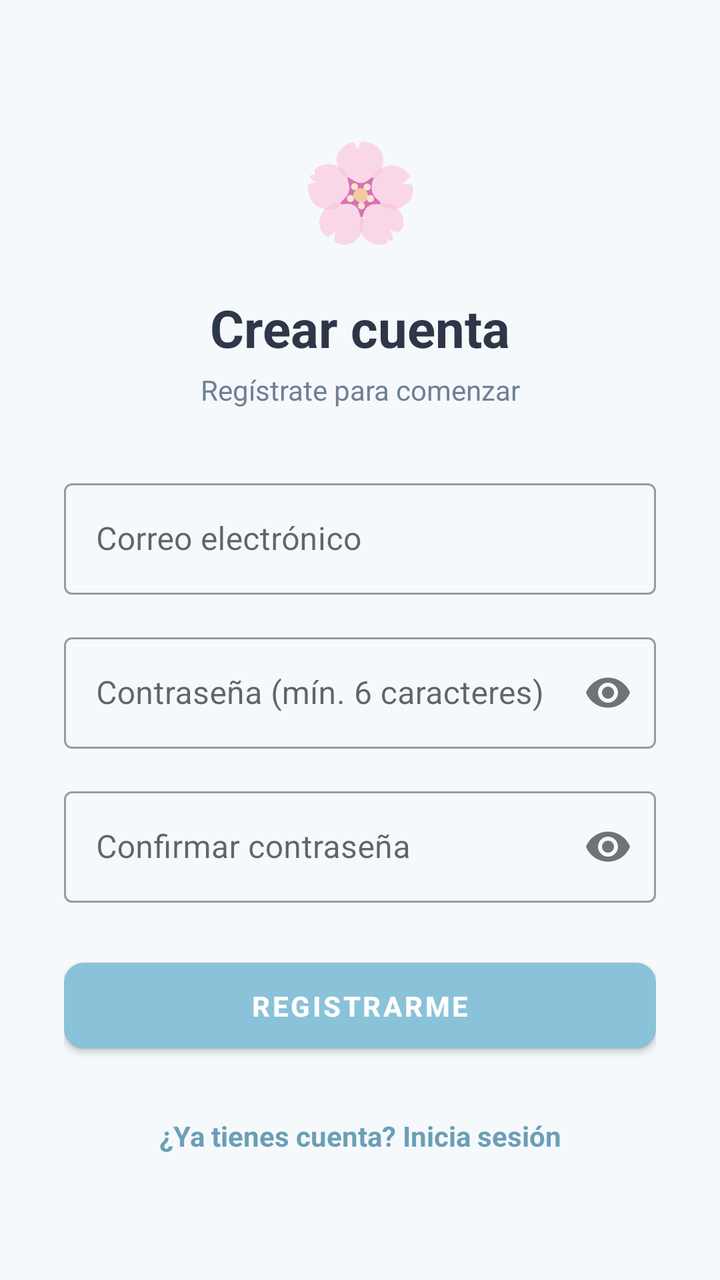
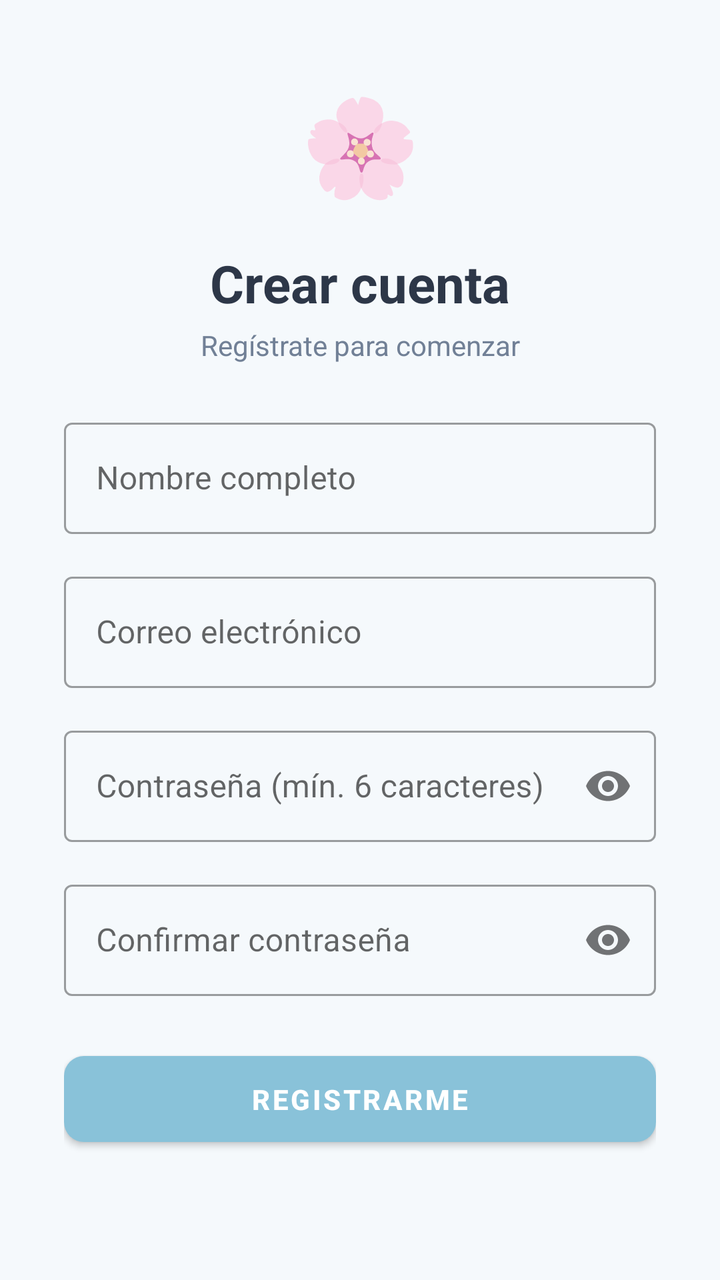

Screens rendered from an Android XML layout before and after an edit, with the pre-edit source and the edit as a unified diff.
<!-- AndroidManifest.xml: application theme Theme.MaterialComponents.DayNight.NoActionBar -->
<!-- res/layout/activity_registro.xml -->
<?xml version="1.0" encoding="utf-8"?>
<LinearLayout xmlns:android="http://schemas.android.com/apk/res/android"
    xmlns:app="http://schemas.android.com/apk/res-auto"
    android:layout_width="match_parent"
    android:layout_height="match_parent"
    android:orientation="vertical"
    android:padding="32dp"
    android:gravity="center"
    android:background="@color/colorFondo">

    <TextView
        android:layout_width="80dp"
        android:layout_height="80dp"
        android:text="🌸"
        android:textSize="48dp"
        android:gravity="center"
        android:layout_marginBottom="12dp"/>

    <TextView
        android:layout_width="match_parent"
        android:layout_height="wrap_content"
        android:text="Crear cuenta"
        android:textSize="26sp"
        android:textStyle="bold"
        android:gravity="center"
        android:textColor="@color/textPrimary"
        android:layout_marginBottom="4dp"/>

    <TextView
        android:layout_width="match_parent"
        android:layout_height="wrap_content"
        android:text="Regístrate para comenzar"
        android:textSize="14sp"
        android:gravity="center"
        android:textColor="@color/textSecondary"
        android:layout_marginBottom="32dp"/>

    <com.google.android.material.textfield.TextInputLayout
        style="@style/Widget.MaterialComponents.TextInputLayout.OutlinedBox"
        android:layout_width="match_parent"
        android:layout_height="wrap_content"
        android:layout_marginBottom="16dp">

        <com.google.android.material.textfield.TextInputEditText
            android:id="@+id/etRegistroCorreo"
            android:layout_width="match_parent"
            android:layout_height="wrap_content"
            android:hint="Correo electrónico"
            android:inputType="textEmailAddress"/>

    </com.google.android.material.textfield.TextInputLayout>

    <com.google.android.material.textfield.TextInputLayout
        style="@style/Widget.MaterialComponents.TextInputLayout.OutlinedBox"
        android:layout_width="match_parent"
        android:layout_height="wrap_content"
        app:passwordToggleEnabled="true"
        android:layout_marginBottom="16dp">

        <com.google.android.material.textfield.TextInputEditText
            android:id="@+id/etRegistroPassword"
            android:layout_width="match_parent"
            android:layout_height="wrap_content"
            android:hint="Contraseña (mín. 6 caracteres)"
            android:inputType="textPassword"/>

    </com.google.android.material.textfield.TextInputLayout>

    <com.google.android.material.textfield.TextInputLayout
        style="@style/Widget.MaterialComponents.TextInputLayout.OutlinedBox"
        android:layout_width="match_parent"
        android:layout_height="wrap_content"
        app:passwordToggleEnabled="true"
        android:layout_marginBottom="24dp">

        <com.google.android.material.textfield.TextInputEditText
            android:id="@+id/etRegistroConfirmacion"
            android:layout_width="match_parent"
            android:layout_height="wrap_content"
            android:hint="Confirmar contraseña"
            android:inputType="textPassword"/>

    </com.google.android.material.textfield.TextInputLayout>

    <ProgressBar
        android:id="@+id/progressBarRegistro"
        android:layout_width="wrap_content"
        android:layout_height="wrap_content"
        android:visibility="gone"
        android:layout_marginBottom="16dp"/>

    <com.google.android.material.button.MaterialButton
        android:id="@+id/btnRegistrarme"
        android:layout_width="match_parent"
        android:layout_height="55dp"
        android:text="Registrarme"
        app:cornerRadius="10dp"
        app:backgroundTint="@color/btnAgregar"
        android:textColor="@color/textOnDarkBg"
        android:textSize="14sp"
        android:textStyle="bold"/>

    <TextView
        android:id="@+id/tvVolverLogin"
        android:layout_width="match_parent"
        android:layout_height="wrap_content"
        android:text="¿Ya tienes cuenta? Inicia sesión"
        android:gravity="center"
        android:textColor="@color/colorPrimarioDark"
        android:textStyle="bold"
        android:layout_marginTop="20dp"
        android:padding="8dp"/>

</LinearLayout>
<!-- resources referenced by this layout -->
<resources>
  <color name="btnAgregar">#89C2D9</color>
  <color name="colorFondo">#F5F9FC</color>
  <color name="colorPrimarioDark">#6B9FB5</color>
  <color name="textOnDarkBg">#FFFFFF</color>
  <color name="textPrimary">#2D3748</color>
  <color name="textSecondary">#718096</color>
</resources>

<!-- the commit's change to res/layout/activity_registro.xml (unified diff, before → after) -->
@@ -33,8 +33,25 @@
         android:textSize="14sp"
         android:gravity="center"
         android:textColor="@color/textSecondary"
-        android:layout_marginBottom="32dp"/>
+        android:layout_marginBottom="24dp"/>
 
+    
+    <com.google.android.material.textfield.TextInputLayout
+        style="@style/Widget.MaterialComponents.TextInputLayout.OutlinedBox"
+        android:layout_width="match_parent"
+        android:layout_height="wrap_content"
+        android:layout_marginBottom="16dp">
+
+        <com.google.android.material.textfield.TextInputEditText
+            android:id="@+id/etNombreRegistro"
+            android:layout_width="match_parent"
+            android:layout_height="wrap_content"
+            android:hint="Nombre completo"
+            android:inputType="textPersonName"/>
+
+    </com.google.android.material.textfield.TextInputLayout>
+
+    
     <com.google.android.material.textfield.TextInputLayout
         style="@style/Widget.MaterialComponents.TextInputLayout.OutlinedBox"
         android:layout_width="match_parent"
@@ -50,6 +67,7 @@
 
     </com.google.android.material.textfield.TextInputLayout>
 
+    
     <com.google.android.material.textfield.TextInputLayout
         style="@style/Widget.MaterialComponents.TextInputLayout.OutlinedBox"
         android:layout_width="match_parent"
@@ -66,6 +84,7 @@
 
     </com.google.android.material.textfield.TextInputLayout>
 
+    
     <com.google.android.material.textfield.TextInputLayout
         style="@style/Widget.MaterialComponents.TextInputLayout.OutlinedBox"
         android:layout_width="match_parent"
